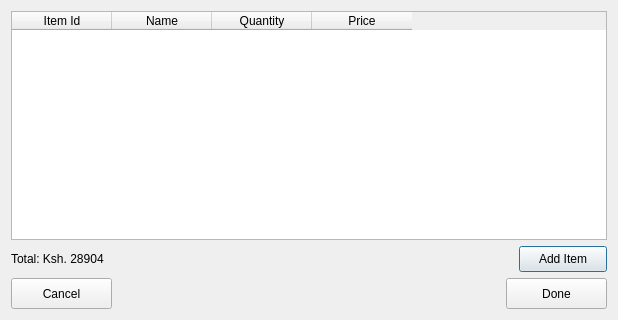
Before: the Qt Designer form src/sell_items.ui in krivahtoo/stockmanager, drawn with Qt 5.
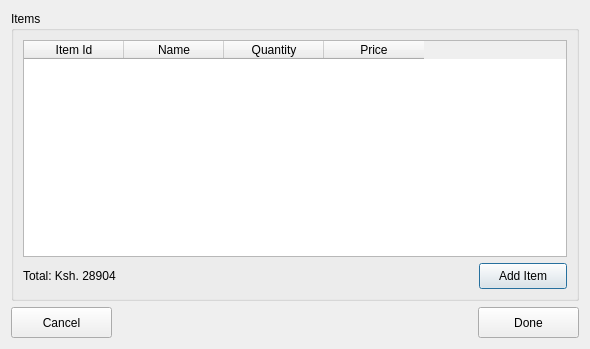
After: the same form once the commit is applied.

Diff of the .ui file:
```diff
--- a/src/sell_items.ui
+++ b/src/sell_items.ui
@@ -9,8 +9,8 @@
    <rect>
     <x>0</x>
     <y>0</y>
-    <width>618</width>
-    <height>320</height>
+    <width>590</width>
+    <height>349</height>
    </rect>
   </property>
   <property name="windowTitle">
@@ -19,6 +19,12 @@
   <property name="modal">
    <bool>true</bool>
   </property>
+  <layout class="QVBoxLayout" name="verticalLayout_2">
+   <item>
+    <widget class="QGroupBox" name="groupBox">
+     <property name="title">
+      <string>Items</string>
+     </property>
   <layout class="QVBoxLayout" name="verticalLayout">
    <item>
     <widget class="QTableWidget" name="tblItems">
@@ -86,6 +92,9 @@
       </widget>
      </item>
     </layout>
+      </item>
+     </layout>
+    </widget>
    </item>
    <item>
     <layout class="QHBoxLayout" name="horizontalLayout">
```
Lines whose indentation alone changed are shown as unchanged.
